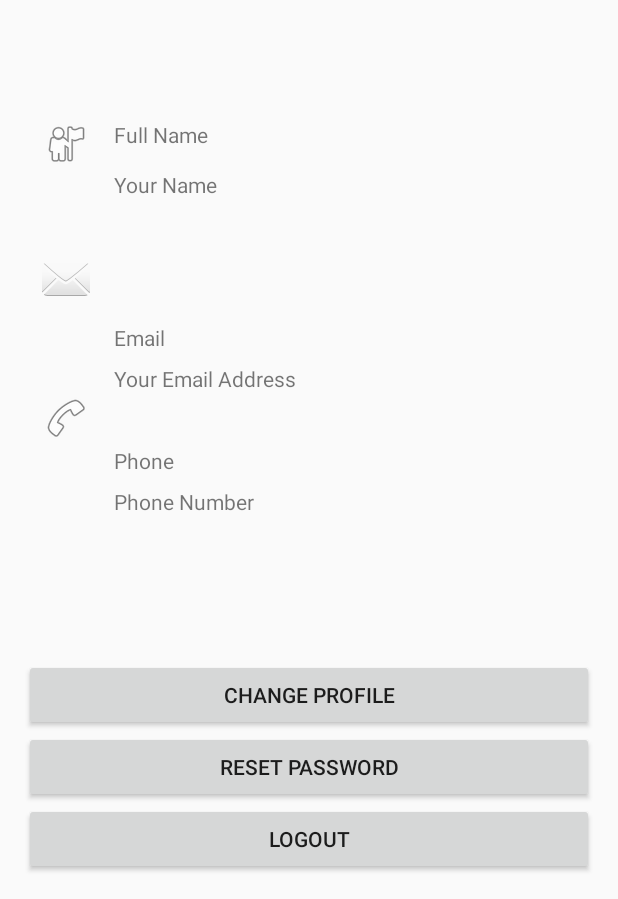
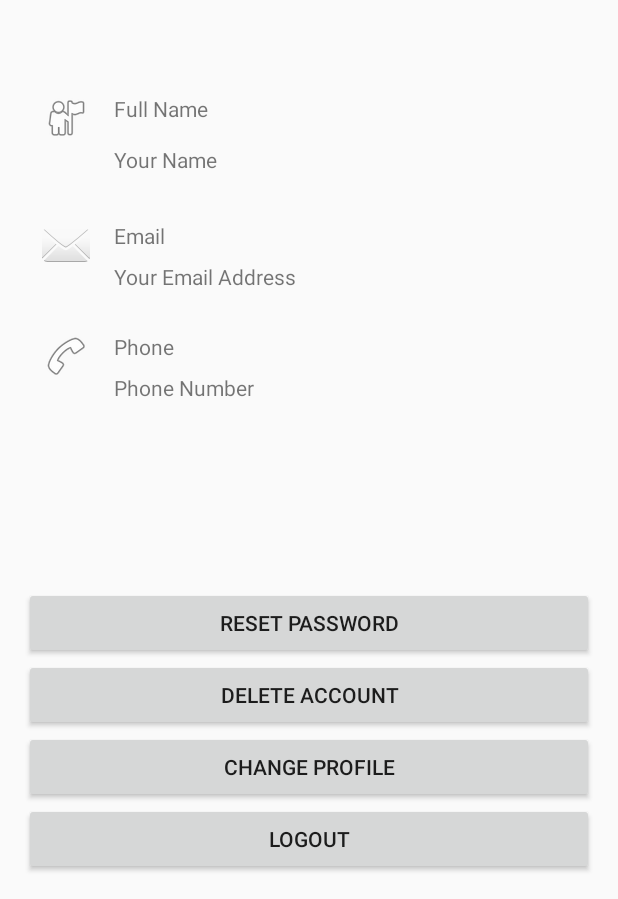
Before and after one commit to MinoCode12/Finalproject_MAD_G1.32_MiniUnity, an Android app: the screen it shows after launch once a user with an empty profile is signed in (MainActivity), on a phone screen of 412 x 824 dp, the part 337-1236 px from its top. Run offline under Robolectric (Android 15) with nearby library versions, the phone set to English and light mode, and no system bars; our stand-ins replace Firebase (no records; nobody signed in at launch, a user with empty details on screens opened directly), Picasso; Roboto replaces fonts that are not available here.

Commit message:
Login & User Profile Function / IT18021080

```diff
--- a/app/src/main/java/com/example/userauthentication/EditProfile.java
+++ b/app/src/main/java/com/example/userauthentication/EditProfile.java
@@ -63,6 +63,7 @@ public class EditProfile extends AppCompatActivity {
         profileImageView = findViewById(R.id.profileImageView);
         saveBtn = findViewById(R.id.saveProfileInfo);
 
+
         StorageReference profileRef = storageReference.child("users/"+fAuth.getCurrentUser().getUid()+"profile.jpg");
         profileRef.getDownloadUrl().addOnSuccessListener(new OnSuccessListener<Uri>() {
             @Override
@@ -116,6 +117,9 @@ public class EditProfile extends AppCompatActivity {
             }
         });
 
+
+
+
         profileEmail.setText(email);
         profileFullName.setText(fullName);
         profilePhone.setText(phone);
--- a/app/src/main/res/layout/activity_main.xml
+++ b/app/src/main/res/layout/activity_main.xml
@@ -19,9 +19,7 @@
         app:layout_constraintBottom_toBottomOf="parent"
         app:layout_constraintEnd_toEndOf="parent"
         app:layout_constraintHorizontal_bias="1.0"
-        app:layout_constraintStart_toStartOf="parent"
-        app:layout_constraintTop_toBottomOf="@+id/resetPasswordLocal"
-        app:layout_constraintVertical_bias="0.0" />
+        app:layout_constraintStart_toStartOf="parent" />
 
     <ImageView
         android:id="@+id/profileImage"
@@ -110,12 +108,13 @@
         android:layout_height="wrap_content"
         android:layout_marginStart="16dp"
         android:layout_marginEnd="16dp"
-        android:layout_marginBottom="64dp"
         android:text="Reset Password"
-        app:layout_constraintBottom_toBottomOf="parent"
+        app:layout_constraintBottom_toTopOf="@+id/btnDeleteAccount"
         app:layout_constraintEnd_toEndOf="parent"
-        app:layout_constraintHorizontal_bias="1.0"
-        app:layout_constraintStart_toStartOf="parent" />
+        app:layout_constraintHorizontal_bias="0.0"
+        app:layout_constraintStart_toStartOf="parent"
+        app:layout_constraintTop_toBottomOf="@+id/profilePhone"
+        app:layout_constraintVertical_bias="1.0" />
 
     <TextView
         android:id="@+id/textView3"
@@ -142,9 +141,10 @@
         android:text="Email"
         app:layout_constraintBottom_toBottomOf="parent"
         app:layout_constraintEnd_toEndOf="parent"
-        app:layout_constraintHorizontal_bias="1.0"
+        app:layout_constraintHorizontal_bias="0.0"
         app:layout_constraintStart_toEndOf="@+id/imageView4"
-        app:layout_constraintTop_toTopOf="@+id/imageView4" />
+        app:layout_constraintTop_toTopOf="@+id/imageView4"
+        app:layout_constraintVertical_bias="0.0" />
 
     <TextView
         android:id="@+id/textView5"
@@ -158,7 +158,8 @@
         app:layout_constraintEnd_toEndOf="parent"
         app:layout_constraintHorizontal_bias="0.0"
         app:layout_constraintStart_toEndOf="@+id/imageView5"
-        app:layout_constraintTop_toTopOf="@+id/imageView5" />
+        app:layout_constraintTop_toTopOf="@+id/imageView5"
+        app:layout_constraintVertical_bias="0.0" />
 
     <Button
         android:id="@+id/changeProfile"
@@ -167,12 +168,10 @@
         android:layout_marginStart="16dp"
         android:layout_marginEnd="16dp"
         android:text="CHANGE PROFILE"
-        app:layout_constraintBottom_toTopOf="@+id/resetPasswordLocal"
+        app:layout_constraintBottom_toTopOf="@+id/button"
         app:layout_constraintEnd_toEndOf="parent"
-        app:layout_constraintHorizontal_bias="1.0"
-        app:layout_constraintStart_toStartOf="parent"
-        app:layout_constraintTop_toBottomOf="@+id/profilePhone"
-        app:layout_constraintVertical_bias="1.0" />
+        app:layout_constraintHorizontal_bias="0.0"
+        app:layout_constraintStart_toStartOf="parent" />
 
     <ImageView
         android:id="@+id/imageView3"
@@ -183,7 +182,7 @@
         app:layout_constraintHorizontal_bias="0.073"
         app:layout_constraintStart_toStartOf="parent"
         app:layout_constraintTop_toTopOf="parent"
-        app:layout_constraintVertical_bias="0.338"
+        app:layout_constraintVertical_bias="0.314"
         app:srcCompat="@android:drawable/ic_menu_myplaces" />
 
     <ImageView
@@ -195,7 +194,7 @@
         app:layout_constraintHorizontal_bias="0.073"
         app:layout_constraintStart_toStartOf="parent"
         app:layout_constraintTop_toTopOf="parent"
-        app:layout_constraintVertical_bias="0.46"
+        app:layout_constraintVertical_bias="0.429"
         app:srcCompat="@android:drawable/ic_dialog_email" />
 
     <ImageView
@@ -207,6 +206,18 @@
         app:layout_constraintHorizontal_bias="0.073"
         app:layout_constraintStart_toStartOf="parent"
         app:layout_constraintTop_toTopOf="parent"
-        app:layout_constraintVertical_bias="0.586"
+        app:layout_constraintVertical_bias="0.53"
         app:srcCompat="@android:drawable/ic_menu_call" />
+
+    <Button
+        android:id="@+id/btnDeleteAccount"
+        android:layout_width="0dp"
+        android:layout_height="wrap_content"
+        android:layout_marginStart="16dp"
+        android:layout_marginEnd="16dp"
+        android:text="DELETE ACCOUNT"
+        app:layout_constraintBottom_toTopOf="@+id/changeProfile"
+        app:layout_constraintEnd_toEndOf="parent"
+        app:layout_constraintHorizontal_bias="1.0"
+        app:layout_constraintStart_toStartOf="parent" />
 </androidx.constraintlayout.widget.ConstraintLayout>
```
Also changed, not shown: app/src/main/java/com/example/userauthentication/MainActivity.java (+42 -0 lines), app/src/main/res/layout/activity_edit_profile.xml (+9 -6 lines).
